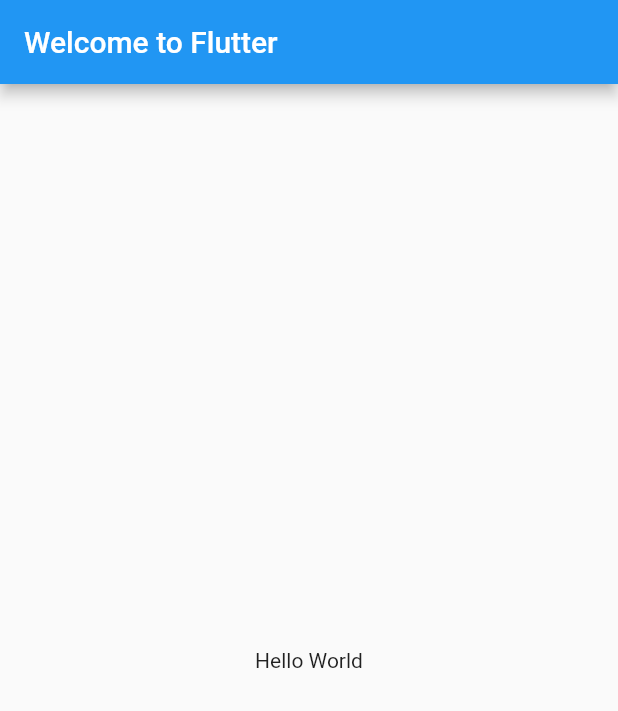
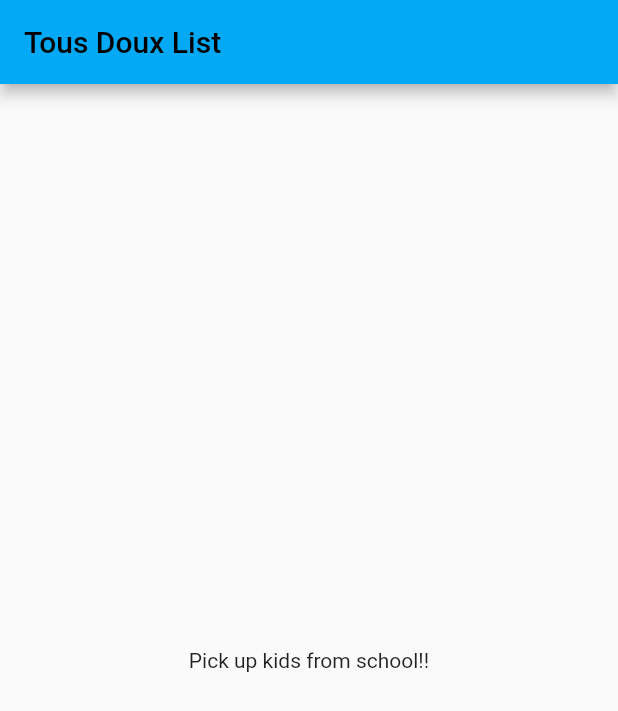
Before and after one commit to unusualkid/todo_list, a Flutter app: the screen it shows after launch, on a phone screen of 412 x 824 dp. Shown: the top 711 px of the screen. Run offline on Flutter 3.47's test engine with Material 2 defaults, Android fonts, the phone set to English and light mode, and no system bars.

Commit message:
feat: create home_page widget

```diff
--- a/lib/main.dart
+++ b/lib/main.dart
@@ -3,6 +3,7 @@
 // found in the LICENSE file.
 
 import 'package:flutter/material.dart';
+import 'package:todo_list/screens/home_page.dart';
 
 void main() {
   runApp(const MyApp());
@@ -14,15 +15,11 @@ class MyApp extends StatelessWidget {
   @override
   Widget build(BuildContext context) {
     return MaterialApp(
-      title: 'Welcome to Flutter',
-      home: Scaffold(
-        appBar: AppBar(
-          title: const Text('Welcome to Flutter'),
+        title: 'Todo List',
+        theme: ThemeData(
+          primarySwatch: Colors.lightBlue,
+          visualDensity: VisualDensity.adaptivePlatformDensity,
         ),
-        body: const Center(
-          child: Text('Hello World'),
-        ),
-      ),
-    );
+        home: HomePage());
   }
 }
--- /dev/null
+++ b/lib/screens/home_page.dart
@@ -0,0 +1,15 @@
+import 'package:flutter/material.dart';
+
+class HomePage extends StatelessWidget {
+  @override
+  Widget build(BuildContext context) {
+    return Scaffold(
+      appBar: AppBar(
+        title: Text("Tous Doux List"),
+      ),
+      body: const Center(
+        child: Text('Pick up kids from school!!'),
+      ),
+    );
+  }
+}
```
